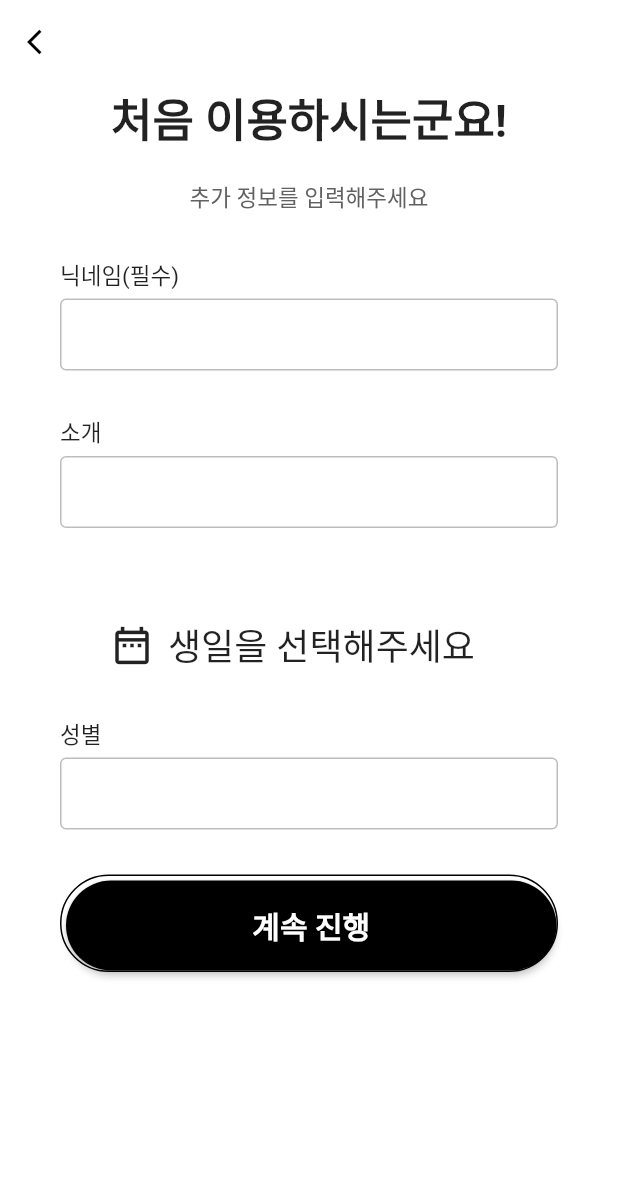
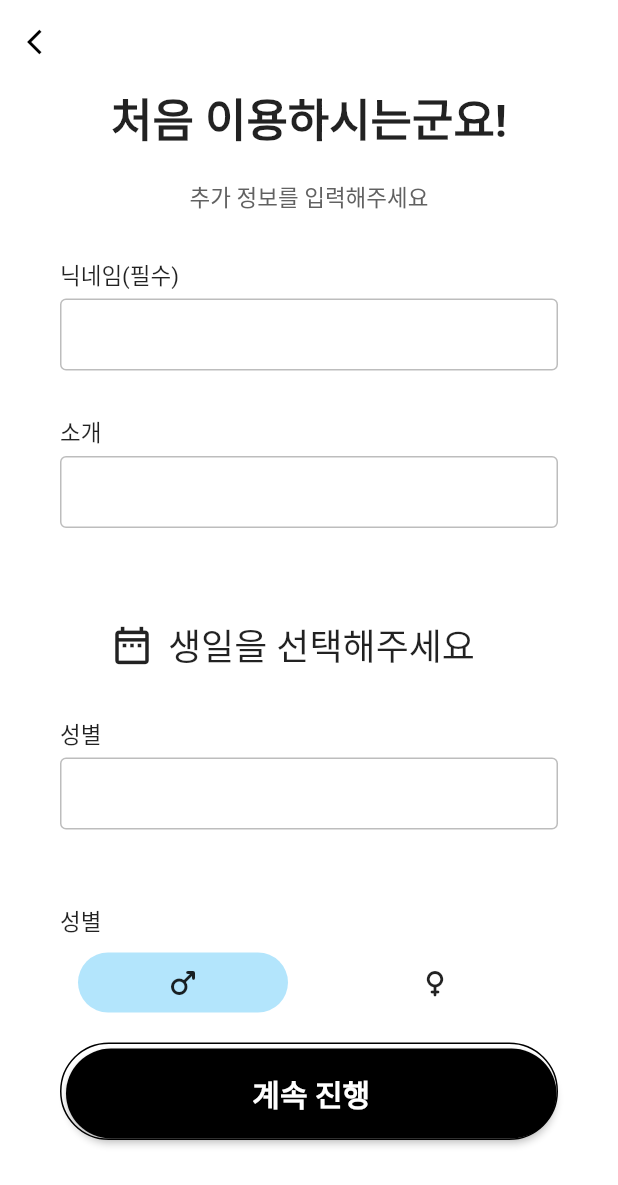
Before and after one commit to skay138/digginfront, a Flutter app: the SingUp screen opened directly, on a phone screen of 412 x 824 dp. Shown: the top 1185 px of the screen. Run offline on Flutter 3.47's test engine with Material 2 defaults, Android fonts, the phone set to English and light mode, and no system bars; our stand-ins replace firebase_auth, firebase_core, font_awesome_flutter, google_sign_in, youtube_player_flutter; accounts and stored records are empty; network calls fail.

Commit message:
genderselect

```diff
--- a/lib/screens/signUpPage.dart
+++ b/lib/screens/signUpPage.dart
@@ -1,4 +1,5 @@
 import 'package:digginfront/provider/google_sign_in.dart';
+import 'package:digginfront/widgets/gender_picker.dart';
 import 'package:firebase_auth/firebase_auth.dart';
 import 'package:flutter/material.dart';
 import 'package:flutter/services.dart';
@@ -73,7 +74,8 @@ class SingUp extends StatelessWidget {
                           makeInput(label: "닉네임(필수)"),
                           makeInput(label: "소개"),
                           const DatePicker(),
-                          makeInput(label: "성별")
+                          makeInput(label: "성별"),
+                          const GenderPicker(),
                         ],
                       ),
                     ),
--- /dev/null
+++ b/lib/widgets/gender_picker.dart
@@ -0,0 +1,78 @@
+import 'package:flutter/material.dart';
+
+class GenderPicker extends StatefulWidget {
+  const GenderPicker({super.key});
+
+  @override
+  State<GenderPicker> createState() => _GenderPickerState();
+}
+
+class _GenderPickerState extends State<GenderPicker> {
+  String _gender = 'male';
+
+  @override
+  Widget build(BuildContext context) {
+    return Padding(
+      padding: const EdgeInsets.fromLTRB(0, 20, 0, 20),
+      child: Column(
+        crossAxisAlignment: CrossAxisAlignment.start,
+        children: [
+          const Text(
+            '성별',
+            style: TextStyle(fontSize: 15),
+          ),
+          const SizedBox(
+            height: 10,
+          ),
+          Row(
+            mainAxisAlignment: MainAxisAlignment.spaceEvenly,
+            children: <Widget>[
+              GestureDetector(
+                onTap: () => setState(() => _gender = 'male'),
+                child: genderBtn(
+                  'male',
+                  _gender,
+                  Colors.lightBlue.shade100,
+                  const Icon(Icons.male_rounded),
+                ),
+              ),
+              const SizedBox(width: 4),
+              GestureDetector(
+                onTap: () => setState(() => _gender = 'female'),
+                child: genderBtn(
+                  'female',
+                  _gender,
+                  Colors.pink.shade100,
+                  const Icon(Icons.female_rounded),
+                ),
+              ),
+            ],
+          ),
+        ],
+      ),
+    );
+  }
+}
+
+Widget genderBtn(
+  String gender,
+  String selected,
+  Color color,
+  Icon icon,
+) {
+  final Map<String, double> btnStyle = {
+    'width': 140,
+    'height': 40,
+    'radius': 20,
+  };
+
+  return Container(
+    decoration: BoxDecoration(
+      borderRadius: BorderRadius.circular(btnStyle['radius']!.toDouble()),
+      color: gender == selected ? color : Colors.transparent,
+    ),
+    height: btnStyle['height'],
+    width: btnStyle['width'],
+    child: icon,
+  );
+}
```
